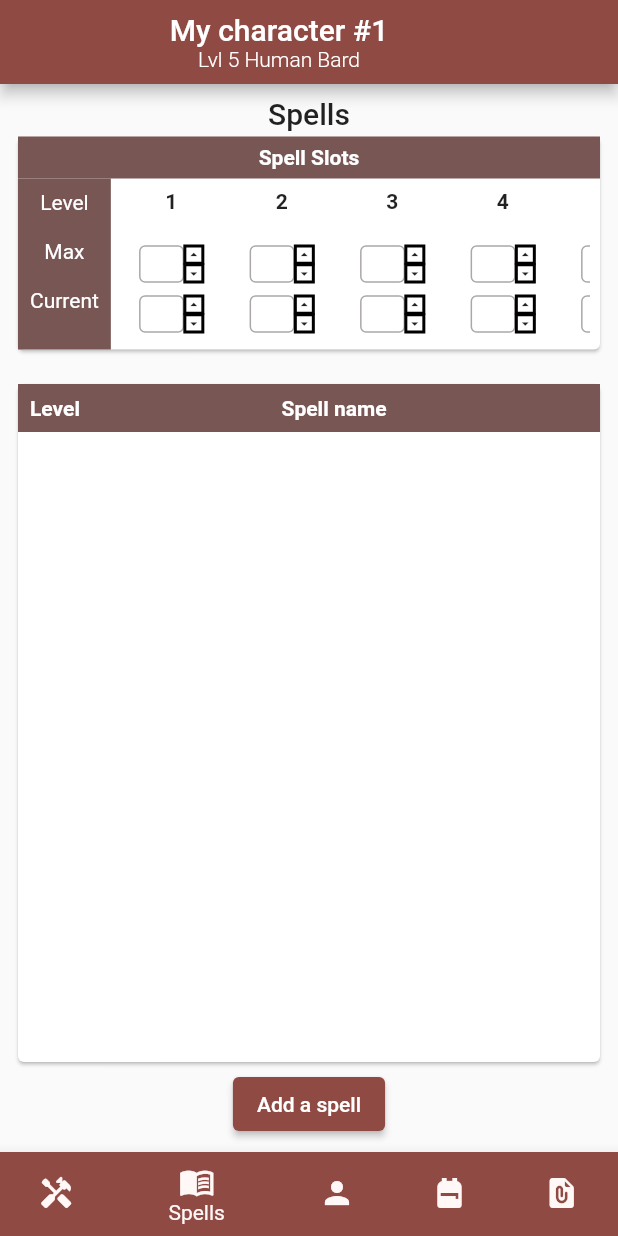
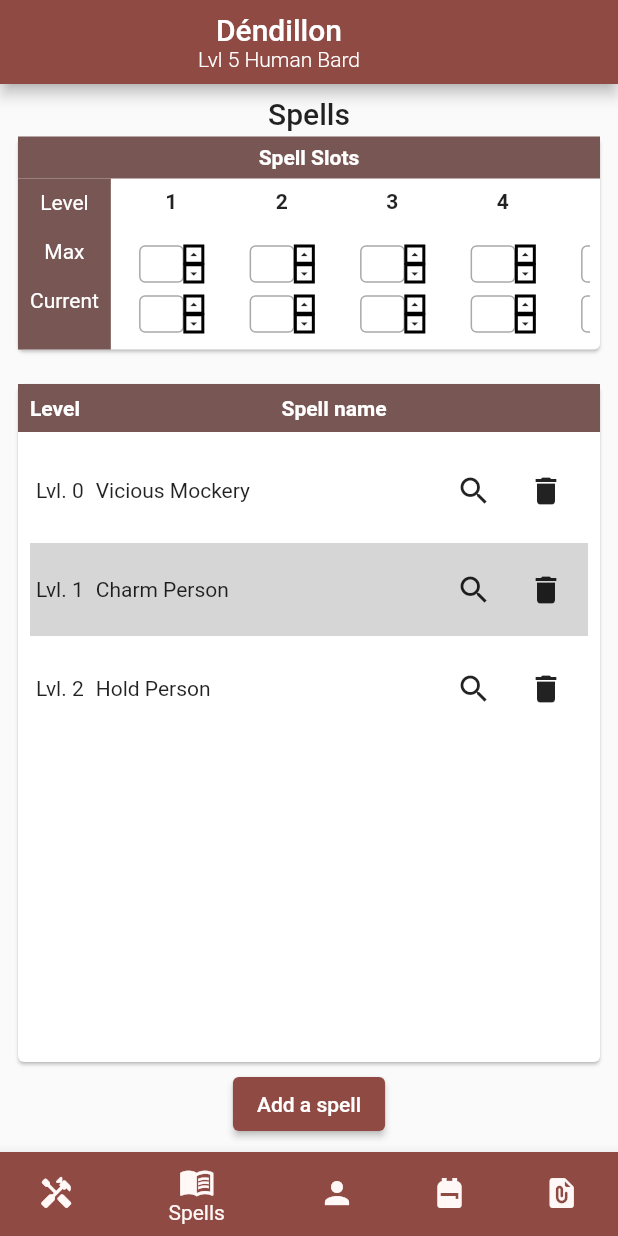
Before and after one commit to Oscarrr00/CharacterKeeper, a Flutter app: the screen it shows after launch, item 2 of the bottom bar chosen, on a phone screen of 412 x 824 dp. Run offline on Flutter 3.47's test engine with Material 2 defaults, Android fonts, the phone set to English and light mode, and no system bars; missing offline and left inert: dart:ffi.

Commit message:
Stateful Functionality
Added the required functionality so that the ability, proficiency, inventory, spell and note pages changed immediately when updated. Also updated some pages so that they dinamically extracted and displayed a characters data.

```diff
--- a/character_keeper/lib/items/data_hitpoints.dart
+++ b/character_keeper/lib/items/data_hitpoints.dart
@@ -13,7 +13,7 @@ class DataHitpoints extends StatelessWidget {
   @override
   Widget build(BuildContext context) {
     return Container(
-        width: MediaQuery.of(context).size.height / 7.005,
+        width: MediaQuery.of(context).size.height / 7.15,
         height: 84,
         child: Column(
           children: [
--- a/character_keeper/lib/main.dart
+++ b/character_keeper/lib/main.dart
@@ -1,3 +1,4 @@
+import 'package:character_keeper/objects/character.dart';
 import 'package:character_keeper/pages/home_page.dart';
 import 'package:character_keeper/pages/page_select.dart';
 import 'package:character_keeper/providers/character_provider.dart';
@@ -19,7 +20,7 @@ class MyApp extends StatelessWidget {
     return MaterialApp(
       title: 'Material App',
       //home: HomePage(),
-      home: PageSelect(),
+      home: PageSelect(character: Character.fromJson(myCharacter),),
       theme: ThemeData(
           colorScheme: ColorScheme.fromSeed(seedColor: Colors.red[800]!),
           textTheme: TextTheme(
--- /dev/null
+++ b/character_keeper/lib/objects/ability.dart
@@ -0,0 +1,9 @@
+class Ability {
+  String name;
+  String description;
+
+  Ability({
+    required this.name,
+    required this.description
+  });
+}
--- a/character_keeper/lib/objects/character.dart
+++ b/character_keeper/lib/objects/character.dart
@@ -1,4 +1,8 @@
+import 'package:character_keeper/objects/ability.dart';
+import 'package:character_keeper/objects/inventory_entry.dart';
+import 'package:character_keeper/objects/note.dart';
 import 'package:character_keeper/objects/proficiencies.dart';
+import 'package:character_keeper/objects/spell.dart';
 
 class Character {
 
@@ -21,9 +25,15 @@ class Character {
    int intelligence;
    int wisdom;
    int charisma;
+   var saving_throw_proficiencies = [];
 
    int proficiency_bonus;
    var proficiencies = [];
+
+   var spells = [];
+   var abilities = [];
+   var inventory = [];
+   var notes = [];
 
 
 
@@ -47,13 +57,55 @@ class Character {
    required this.intelligence,
    required this.wisdom,
    required this.charisma,
+   required this.saving_throw_proficiencies,
 
    required this.proficiency_bonus,
    required this.proficiencies,
+
+   required this.abilities,
+   required this.inventory,
+   required this.spells,
+   required this.notes
   });
 
   factory Character.fromJson(Map<String, dynamic> json)
   {
+    int i = 0;
+    var spells = [];
+    for(i = 0; i < json["spells"].length; i++) {
+      spells.add(Spell(
+        level: json["spells"][i]["level"],
+        name: json["spells"][i]["name"]
+      ));
+    }
+
+    var abilities = [];
+    for(i = 0; i < json["abilities"].length; i++) {
+      abilities.add(Ability(
+        name: json["abilities"][i]["name"],
+        description: json["abilities"][i]["description"]
+      )
+      );
+    }
+
+    var inventory = [];
+    for(i = 0; i < json["inventory"].length; i++) {
+      inventory.add(InventoryEntry(
+        amount: json["inventory"][i]["amount"],
+        name: json["inventory"][i]["name"],
+        description: json["inventory"][i]["description"]
+      ));
+    }
+
+    var notes = [];
+    for(i = 0; i < json["notes"].length; i++) {
+      notes.add(Note(
+        title: json["notes"][i]["title"],
+        description: json["notes"][i]["description"]
+      ));
+    }
+
+
     return Character(
       name: json["name"],
       race: json["race"],
@@ -73,8 +125,13 @@ class Character {
       intelligence: json["intelligence"],
       wisdom: json["wisdom"],
       charisma: json["charisma"],
+      saving_throw_proficiencies: json["saving_throw_proficiencies"],
       proficiency_bonus: json["proficiency_bonus"],
-      proficiencies: json["proficiencies"]
+      proficiencies: json["proficiencies"],
+      spells: spells,
+      abilities: abilities,
+      inventory: inventory,
+      notes: notes,
     );
 
   }
@@ -116,6 +173,14 @@ const myCharacter =
   "intelligence": 10,
   "wisdom": 12,
   "charisma": 18,
+  "saving_throw_proficiencies": [
+    0,
+    1,
+    0,
+    0,
+    0,
+    1
+  ],
   "proficiency_bonus": 3,
   "proficiencies": [
     1,
@@ -135,8 +200,53 @@ const myCharacter =
     0,
     1,
     1,
-    0
+    2
   ],
-
+  "spells": [
+    {
+      "level": 0,
+      "name": "Vicious Mockery"
+    },
+    {
+      "level": 1,
+      "name": "Charm Person"
+    },
+    {
+      "level": 2,
+      "name": "Hold Person"
+    }
+  ],
+  "abilities": [
+    {
+      "name": "Eldritch Adept",
+      "description": "You can cast the 'Disguise Self' spell at will without consuming a spell slot."
+    },
+    {
+      "name": "Jack of All Trades",
+      "description": "You can add half your proficiency bonus (rounded down) to all ability checks that you aren't proficient in already."
+    }
+  ],
+  "inventory": [
+    {
+      "amount": 1,
+      "name": "Lute",
+      "description": "If you have proficiency with a given musical instrument, you can add your proficiency bonus to any ability checks you make to play music with the instrument. A bard can use a musical instrument as a spellcasting focus. Each type of musical instrument requires a separate proficiency."
+    },
+    {
+      "amount": 10,
+      "name": "Torch",
+      "description": "A torch burns for 1 hour, providing bright light in a 20-foot radius and dim light for an additional 20 feet. If you make a melee attack with a burning torch and hit, it deals 1 fire damage."
+    }
+  ],
+  "notes": [
+    {
+      "title": "How to defeat Strahd",
+      "description": "Strahd is known to be weak to sunlight, running water and radiant damage."
+    },
+    {
+      "title": "Khazan, the Sunsword",
+      "description": "Khazan is currently under Strahd's possesion, and is probably being held at Castle Ravenloft."
+    }
+  ]
 
 };
--- /dev/null
+++ b/character_keeper/lib/objects/inventory_entry.dart
@@ -0,0 +1,11 @@
+class InventoryEntry {
+  int amount;
+  String name;
+  String description;
+
+  InventoryEntry({
+    required this.amount,
+    required this.name,
+    required this.description
+  });
+}
--- /dev/null
+++ b/character_keeper/lib/objects/note.dart
@@ -0,0 +1,9 @@
+class Note{
+  String title;
+  String description;
+
+  Note({
+    required this.title,
+    required this.description
+  });
+}
--- /dev/null
+++ b/character_keeper/lib/objects/spell.dart
@@ -0,0 +1,9 @@
+class Spell{
+  int level;
+  String name;
+
+  Spell({
+    required this.level,
+    required this.name,
+  });
+}
--- a/character_keeper/lib/pages/note_page.dart
+++ b/character_keeper/lib/pages/note_page.dart
@@ -9,7 +9,7 @@ class NotePage extends StatelessWidget {
   Widget build(BuildContext context) {
     dynamic titleNote = TextEditingController();
     dynamic textNote = TextEditingController();
-    List notes = context.read<Character_Provide>().notes;
+    List notes = context.watch<Character_Provide>().currentCharacter.notes;
     Future<void> _showDialogAddNote() async {
       return showDialog<void>(
         context: context,
@@ -63,7 +63,6 @@ class NotePage extends StatelessWidget {
                   context
                       .read<Character_Provide>()
                       .addNote(titleNote.text, textNote.text);
-                  notes = context.read<Character_Provide>().notes;
                   titleNote.text = "";
                   textNote.text = "";
                   Navigator.of(context).pop();
@@ -132,7 +131,7 @@ class NotePage extends StatelessWidget {
                                                         alignment: Alignment
                                                             .centerLeft,
                                                         child: Text(
-                                                          "${notes[index]["title"]}",
+                                                          "${notes[index].title}",
                                                           style: TextStyle(
                                                               fontWeight:
                                                                   FontWeight
@@ -142,7 +141,7 @@ class NotePage extends StatelessWidget {
                                                               .ellipsis,
                                                         )),
                                                     Text(
-                                                      "${notes[index]["description"]}",
+                                                      "${notes[index].description}",
                                                       maxLines: 4,
                                                       overflow:
                                                           TextOverflow.ellipsis,
--- a/character_keeper/lib/pages/page_select.dart
+++ b/character_keeper/lib/pages/page_select.dart
@@ -1,7 +1,5 @@
-import 'package:character_keeper/items/character_app_bar.dart';
 import 'package:character_keeper/objects/character.dart';
 import 'package:character_keeper/pages/ability_and_proficiency_page.dart';
-import 'package:character_keeper/pages/ability_page.dart';
 import 'package:character_keeper/pages/details_character.dart';
 import 'package:character_keeper/pages/inventory_page.dart';
 import 'package:character_keeper/pages/note_page.dart';
@@ -9,49 +7,24 @@ import 'package:character_keeper/pages/spell_page.dart';
 import 'package:flutter/material.dart';
 
 
-dynamic characters = [
-      {
-        "name": "Character #1",
-        "race": "Human",
-        "class": "Bard",
-        "armor": 15,
-        "level": 5,
-        "dexterity": 2,
-        "strength": 2,
-        "constitution": 1,
-        "intelligence": 0,
-        "wisdom": 1,
-        "charisma": 1,
-        "speed": 30,
-        "hitDice": "d8"
-      },
-      {
-        "name": "Character #2",
-        "race": "Human",
-        "class": "Bard",
-        "armor": 15,
-        "level": 5,
-        "dexterity": 2,
-        "strength": 2,
-        "constitution": 1,
-        "intelligence": 0,
-        "wisdom": 1,
-        "charisma": 1,
-        "speed": 30,
-        "hitDice": "d8"
-      }
-    ];
+class PageSelect extends StatefulWidget {
+  Character character;
 
-
-class PageSelect extends StatefulWidget {
-  const PageSelect({super.key});
+  PageSelect({
+    required this.character
+  });
 
   @override
-  State<PageSelect> createState() => _PageSelectState();
+  State<PageSelect> createState() => _PageSelectState(character: character);
 }
 
 class _PageSelectState extends State<PageSelect> {
+  Character character;
   int _selectedIndex = 2;
+
+  _PageSelectState({
+    required this.character
+  });
 
   static List<Widget> _widgetOptions = <Widget>[
     AbilityAndProficiencyPage(),
@@ -77,9 +50,9 @@ class _PageSelectState extends State<PageSelect> {
             SizedBox(),
             Column(
               children: [
-                Text("My character #1"),
+                Text(character.name),
                 Text(
-                  "Lvl 5 Human Bard",
+                  "Lvl ${character.level} ${character.race} ${character.character_class}",
                   style: TextStyle(fontSize: 14, fontWeight: FontWeight.w300),
                 )
               ],
--- a/character_keeper/lib/pages/spell_page.dart
+++ b/character_keeper/lib/pages/spell_page.dart
@@ -15,7 +15,7 @@ class SpellPage extends StatelessWidget {
     dynamic subclasses;
     dynamic nameSpell = TextEditingController();
     dynamic lvlSpell = TextEditingController();
-    List spells = context.watch<Character_Provide>().spells;
+    List spells = context.watch<Character_Provide>().currentCharacter.spells;
     dynamic spellsController = [
       TextEditingController(),
       TextEditingController(),
@@ -145,7 +145,7 @@ class SpellPage extends StatelessWidget {
             ),
             actions: <Widget>[
               TextButton(
-                child: const Text('Cancelar'),
+                child: const Text('Cancel'),
                 onPressed: () {
                   Navigator.of(context).pop();
                 },
@@ -155,8 +155,7 @@ class SpellPage extends StatelessWidget {
                 onPressed: () {
                   context
                       .read<Character_Provide>()
-                      .addSpell(nameSpell.text, lvlSpell.text);
-                  spells = context.read<Character_Provide>().spells;
+                      .addSpell(nameSpell.text, int.parse(lvlSpell.text));
                   Navigator.of(context).pop();
                 },
               ),
@@ -314,13 +313,13 @@ class SpellPage extends StatelessWidget {
                                       child: Row(
                                         children: [
                                           Text(
-                                              "Lvl. ${spells[index]["level"]}"),
+                                              "Lvl. ${spells[index].level}"),
                                           Expanded(
                                             child: Padding(
                                               padding:
                                                   const EdgeInsets.all(8.0),
                                               child: Text(
-                                                  "${spells[index]["name"]}"),
+                                                  "${spells[index].name}"),
                                             ),
                                           ),
                                           IconButton(
@@ -329,12 +328,12 @@ class SpellPage extends StatelessWidget {
                                                 spellFound = await context
                                                     .read<Character_Provide>()
                                                     .findSpell(
-                                                        "${spells[index]["name"]}");
+                                                        "${spells[index].name}");
                                                 if (spellFound.length == 0) {
                                                   ScaffoldMessenger.of(context)
                                                       .showSnackBar(SnackBar(
                                                     content: Text(
-                                                      "El hechizo no fue encontrado",
+                                                      "The spell could not be found",
                                                       style: TextStyle(
                                                         fontSize: 16,
                                                       ),
@@ -359,7 +358,7 @@ class SpellPage extends StatelessWidget {
                                                     .deleteSpell(index);
                                                 spells = context
                                                     .read<Character_Provide>()
-                                                    .spells;
+                                                    .currentCharacter.spells;
                                               })
                                         ],
                                       ),
```
Also changed, not shown: character_keeper/lib/items/data_primary_stats.dart (+6 -5 lines), character_keeper/lib/pages/ability_page.dart (+13 -5 lines), character_keeper/lib/pages/details_character.dart (+18 -6 lines), character_keeper/lib/pages/inventory_page.dart (+4 -5 lines), character_keeper/lib/providers/character_provider.dart (+38 -18 lines).
